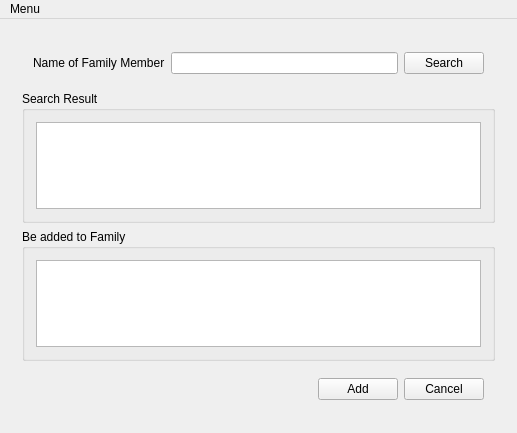
Above: gui/add_family.ui from BoraYang/onnuri before the change. Below: the same form after it.
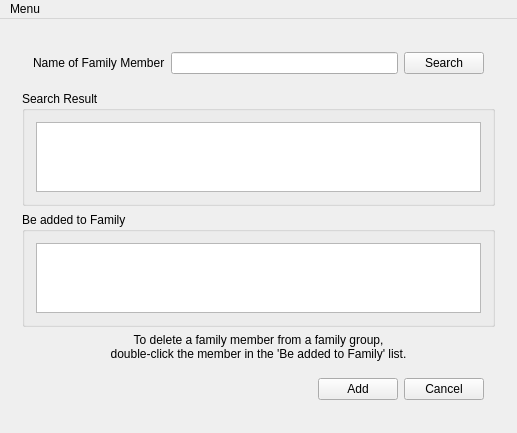
That is the form after the change.

The edit to the form file:
```diff
--- a/gui/add_family.ui
+++ b/gui/add_family.ui
@@ -83,6 +83,17 @@
          </layout>
         </widget>
        </item>
+       <item>
+        <widget class="QLabel" name="label">
+         <property name="text">
+          <string>To delete a family member from a family group, 
+double-click the member in the 'Be added to Family' list.</string>
+         </property>
+         <property name="alignment">
+          <set>Qt::AlignCenter</set>
+         </property>
+        </widget>
+       </item>
        <item>
         <widget class="QFrame" name="frame_3">
          <property name="frameShape">
```
